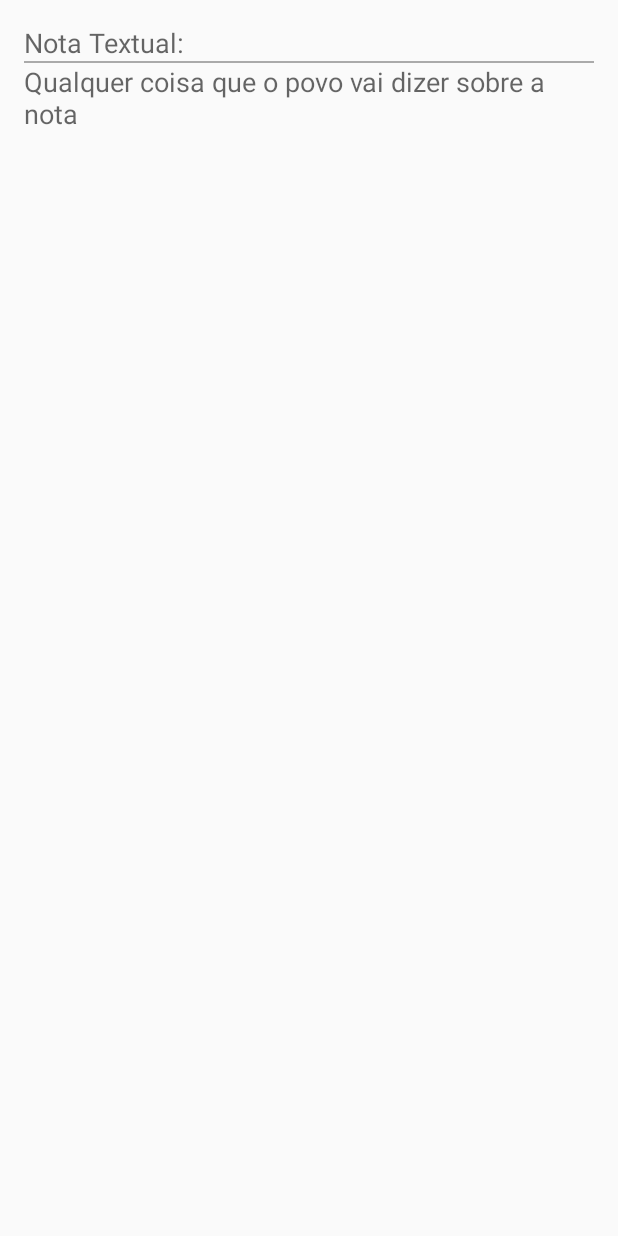
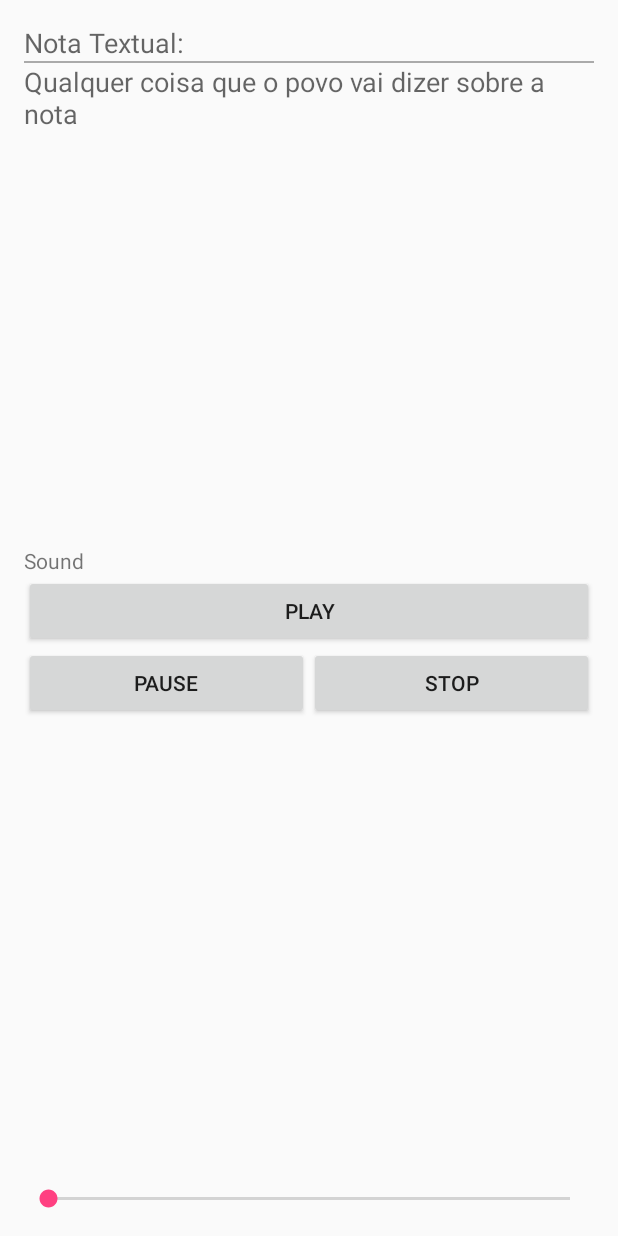
Before and after one commit to OctavioMaia/RallyScout, an Android app: the layout activity_nota_details.xml on its own in the app's theme, with its tools: preview values and no code run, on a phone screen of 412 x 824 dp. Run offline under Robolectric (Android 15) with nearby library versions, the phone set to English and light mode, and no system bars.

Commit message:
ver notas e nota

```diff
--- a/JustTrailIt/app/src/main/java/rallyscouts/justtrailit/activity/GerirAtividade.java
+++ b/JustTrailIt/app/src/main/java/rallyscouts/justtrailit/activity/GerirAtividade.java
@@ -2,9 +2,12 @@ package rallyscouts.justtrailit.activity;
 
 import android.content.Intent;
 import android.os.Bundle;
+import android.os.Parcelable;
 import android.support.v7.app.AppCompatActivity;
 import android.view.View;
 import android.widget.TextView;
+
+import java.util.ArrayList;
 
 import rallyscouts.justtrailit.R;
 import rallyscouts.justtrailit.business.Batedor;
@@ -71,7 +74,8 @@ public class GerirAtividade extends AppCompatActivity {
     public void verNotas(View v){
 
         Intent vernotas = new Intent(GerirAtividade.this, Notas.class);
-
+        //vernotas.putParcelableArrayListExtra("notas",(ArrayList<? extends Parcelable>) notas.getAllNotas(batedorLogin.getAtividade()));
+        vernotas.putExtra("idAtividade",batedorLogin.getAtividade());
         GerirAtividade.this.startActivity(vernotas);
 
 
--- a/JustTrailIt/app/src/main/java/rallyscouts/justtrailit/activity/LoginActivity.java
+++ b/JustTrailIt/app/src/main/java/rallyscouts/justtrailit/activity/LoginActivity.java
@@ -24,6 +24,7 @@ import android.util.Log;
 import android.view.KeyEvent;
 import android.view.View;
 import android.view.View.OnClickListener;
+import android.view.Window;
 import android.view.inputmethod.EditorInfo;
 import android.widget.ArrayAdapter;
 import android.widget.AutoCompleteTextView;
@@ -67,9 +68,12 @@ public class LoginActivity extends AppCompatActivity  {
     protected void onCreate(Bundle savedInstanceState) {
         super.onCreate(savedInstanceState);
         setContentView(R.layout.activity_login);
+
+        this.setTitle("");
         Log.d("TESTE","merda");
         dbAdapter = new DBAdapter(LoginActivity.this);
         batedores = new BatedorDAO(LoginActivity.this);
+
 
         // Set up the login form.
         mEmailView = (AutoCompleteTextView) findViewById(R.id.email);
--- a/JustTrailIt/app/src/main/res/layout/activity_nota_details.xml
+++ b/JustTrailIt/app/src/main/res/layout/activity_nota_details.xml
@@ -45,9 +45,8 @@
 
     <HorizontalScrollView
         android:layout_width="match_parent"
-        android:layout_height="183dp"
-        android:id="@+id/horizontalScrollView"
-        android:layout_weight="0.00">
+        android:layout_height="222dp"
+        android:id="@+id/horizontalScrollView">
 
         <TableLayout
             android:id="@+id/imagensLayout"
@@ -60,4 +59,51 @@
     </HorizontalScrollView>
 
 
+    <LinearLayout
+        android:id="@+id/LinearLayout_Sound"
+        android:layout_width="match_parent"
+        android:layout_height="match_parent"
+        android:orientation="vertical">
+
+        <TextView
+            android:layout_width="match_parent"
+            android:layout_height="wrap_content"
+            android:text="Sound"/>
+
+        <Button
+            android:layout_width="match_parent"
+            android:layout_height="wrap_content"
+            android:text="play"
+            android:id="@+id/button_Play" />
+
+        <LinearLayout
+            android:layout_height="35dp"
+            android:layout_width="fill_parent"
+            android:layout_alignParentBottom="true"
+            android:layout_weight="0.64">
+
+            <Button
+                android:id="@+id/button_Pause"
+                android:layout_width="wrap_content"
+                android:layout_height="wrap_content"
+                android:layout_weight="1"
+                android:text="Pause">
+            </Button>
+            <Button
+                android:id="@+id/button_Stop"
+                android:layout_width="wrap_content"
+                android:layout_height="wrap_content"
+                android:layout_weight="1"
+                android:text="Stop">
+            </Button>
+        </LinearLayout>
+
+        <SeekBar
+            android:layout_width="match_parent"
+            android:layout_height="wrap_content"
+            android:id="@+id/seekBar" />
+
+    </LinearLayout>
+
+
 </LinearLayout>
--- a/JustTrailIt/app/src/main/res/layout/activity_notas.xml
+++ b/JustTrailIt/app/src/main/res/layout/activity_notas.xml
@@ -15,7 +15,8 @@
     <Spinner
         android:id="@+id/notas_spinner"
         android:layout_width="match_parent"
-        android:layout_height="wrap_content" />
+        android:layout_height="wrap_content"
+        android:textSize="20dp"/>
 
 
     <fragment
```
Also changed, not shown: JustTrailIt/app/src/main/java/rallyscouts/justtrailit/activity/NotaDetails.java (+110 -5 lines), JustTrailIt/app/src/main/java/rallyscouts/justtrailit/activity/Notas.java (+7 -1 lines).
